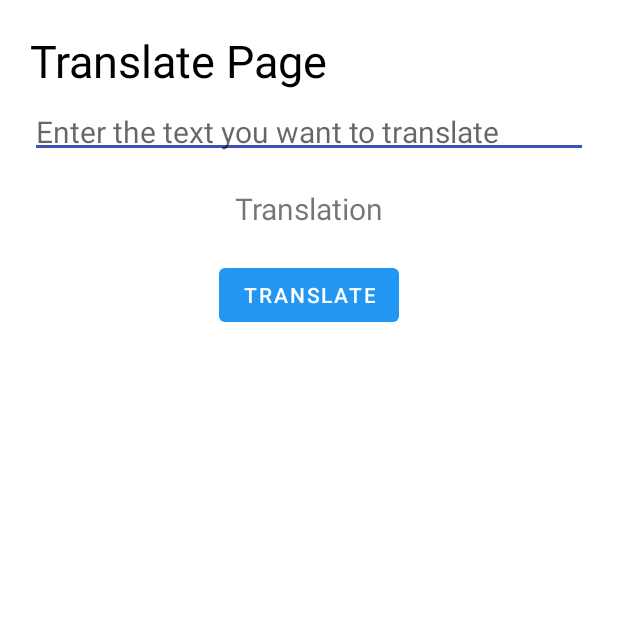
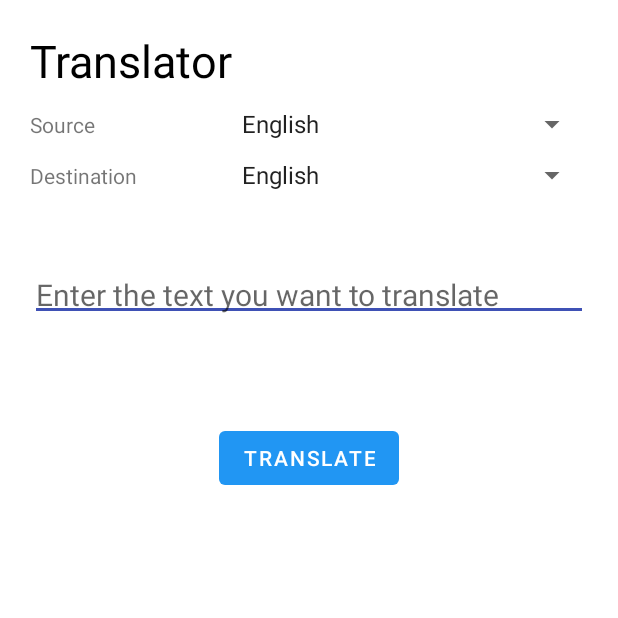
Before and after one commit to nguyenngocduc0027/TravelApp, an Android app: the fragment TranslateFragment shown on its own in the app's theme, on a phone screen of 412 x 824 dp, the top half of it. Run offline under Robolectric (Android 15) with nearby library versions, the phone set to English and light mode, and no system bars; libraries missing offline, so code that uses them is left out: com.google.mlkit.common, com.google.mlkit.nl; 6 statements that could not run were skipped.

Commit message:
minimum functionality of translator

```diff
--- a/app/src/main/java/com/example/travelapp/fragment/TranslateFragment.java
+++ b/app/src/main/java/com/example/travelapp/fragment/TranslateFragment.java
@@ -9,8 +9,12 @@ import androidx.fragment.app.Fragment;
 import android.view.LayoutInflater;
 import android.view.View;
 import android.view.ViewGroup;
+import android.widget.AdapterView;
+import android.widget.ArrayAdapter;
+import android.widget.AutoCompleteTextView;
 import android.widget.Button;
 import android.widget.EditText;
+import android.widget.Spinner;
 import android.widget.TextView;
 
 import com.example.travelapp.R;
@@ -20,13 +24,20 @@ import com.google.mlkit.nl.translate.Translation;
 import com.google.mlkit.nl.translate.Translator;
 import com.google.mlkit.nl.translate.TranslatorOptions;
 
+import java.util.Arrays;
+
 public class TranslateFragment extends Fragment {
 
     private TranslatorOptions tlOptions;
-    private Translator germanVietnameseTranslator;
+    private Translator translator;
     private TextView translatedTextView;
     private EditText edtTxt;
     private Button translateBtn;
+    private Spinner srcLngSpinner;
+    private Spinner destLngSpinner;
+
+    private String selectedSrcLanguage = TranslateLanguage.GERMAN;
+    private String selectedDestLanguage = TranslateLanguage.VIETNAMESE;
 
     @Nullable
     @Override
@@ -34,17 +45,15 @@ public class TranslateFragment extends Fragment {
         View translate_fragment_view = inflater.inflate(R.layout.fragment_translate, container, false);
 
         //code new here
-        tlOptions = new TranslatorOptions.Builder()
-                .setSourceLanguage(TranslateLanguage.GERMAN)
-                .setTargetLanguage(TranslateLanguage.VIETNAMESE)
-                .build();
-
-        germanVietnameseTranslator = Translation.getClient(tlOptions);
-        getLifecycle().addObserver(germanVietnameseTranslator);
+        setTranslateOptions();
+        setTranslator();
+        getLifecycle().addObserver(translator);
 
         edtTxt = translate_fragment_view.findViewById(R.id.idEdtLanguage);
         translatedTextView = translate_fragment_view.findViewById(R.id.idTVTranslated);
         translateBtn = translate_fragment_view.findViewById(R.id.idBtnTranslate);
+        srcLngSpinner = translate_fragment_view.findViewById(R.id.idSpinnerSrcLang);
+        destLngSpinner = translate_fragment_view.findViewById(R.id.idSpinnerDestLang);
 
         translateBtn.setOnClickListener(new View.OnClickListener() {
             @Override
@@ -52,6 +61,47 @@ public class TranslateFragment extends Fragment {
                 String string = edtTxt.getText().toString();
                 System.out.println(string);
                 downloadModel(string);
+            }
+        });
+
+        ArrayAdapter srcArrayAdapter = ArrayAdapter.createFromResource(getContext(), R.array.languages_array, android.R.layout.simple_spinner_item);
+        ArrayAdapter destArrayAdapter = ArrayAdapter.createFromResource(getContext(), R.array.languages_array, android.R.layout.simple_spinner_item);
+        srcArrayAdapter.setDropDownViewResource(R.layout.dropdown_item);
+        destArrayAdapter.setDropDownViewResource(R.layout.dropdown_item);
+        int srcPos = srcArrayAdapter.getPosition(mapCountryCodeToLanguage(selectedSrcLanguage));
+        int destPos = destArrayAdapter.getPosition(mapCountryCodeToLanguage(selectedDestLanguage));
+
+        srcLngSpinner.setAdapter(srcArrayAdapter);
+        srcLngSpinner.setSelection(srcPos);
+        srcLngSpinner.setOnItemSelectedListener(new AdapterView.OnItemSelectedListener() {
+            @Override
+            public void onItemSelected(AdapterView<?> parent, View view, int position, long id) {
+                selectedSrcLanguage = mapLanguageToCountryCode(parent.getItemAtPosition(position).toString());
+                System.out.println("New source language: " + selectedSrcLanguage);
+                setTranslateOptions();
+                setTranslator();
+            }
+
+            @Override
+            public void onNothingSelected(AdapterView<?> parent) {
+
+            }
+        });
+
+        destLngSpinner.setAdapter(destArrayAdapter);
+        destLngSpinner.setSelection(destPos);
+        destLngSpinner.setOnItemSelectedListener(new AdapterView.OnItemSelectedListener() {
+            @Override
+            public void onItemSelected(AdapterView<?> parent, View view, int position, long id) {
+                selectedDestLanguage = mapLanguageToCountryCode(parent.getItemAtPosition(position).toString());
+                System.out.println("New destination language: " + selectedDestLanguage);
+                setTranslateOptions();
+                setTranslator();
+            }
+
+            @Override
+            public void onNothingSelected(AdapterView<?> parent) {
+
             }
         });
 
@@ -63,7 +113,7 @@ public class TranslateFragment extends Fragment {
         DownloadConditions conditions = new DownloadConditions.Builder()
                 .requireWifi()
                 .build();
-        germanVietnameseTranslator.downloadModelIfNeeded(conditions)
+        translator.downloadModelIfNeeded(conditions)
                 .addOnSuccessListener(
                         unused -> {
                             translate(input);
@@ -77,7 +127,7 @@ public class TranslateFragment extends Fragment {
     }
 
     private void translate(String input) {
-        germanVietnameseTranslator.translate(input)
+        translator.translate(input)
                 .addOnSuccessListener(s -> {
                     System.out.println("Translation successful!");
                     translatedTextView.setText(s);
@@ -87,4 +137,33 @@ public class TranslateFragment extends Fragment {
                     System.out.println("Translation failed:" + e.getMessage());
                 });
     }
+
+    private void setTranslateOptions() {
+        tlOptions = new TranslatorOptions.Builder()
+                .setSourceLanguage(selectedSrcLanguage)
+                .setTargetLanguage(selectedDestLanguage)
+                .build();
+    }
+
+    private void setTranslator() {
+        translator = Translation.getClient(tlOptions);
+    }
+
+    private String mapLanguageToCountryCode(String language) {
+        switch(language.toLowerCase()) {
+            case "german": return TranslateLanguage.GERMAN;
+            case "vietnamese": return TranslateLanguage.VIETNAMESE;
+            case "english": return TranslateLanguage.ENGLISH;
+        }
+        return TranslateLanguage.ENGLISH;
+    }
+
+    private String mapCountryCodeToLanguage(String countryCode) {
+        switch (countryCode) {
+            case "de": return "German";
+            case "vi": return "Vietnamese";
+            case "en": return "English";
+        }
+        return "English";
+    }
 }
--- /dev/null
+++ b/app/src/main/res/layout/dropdown_item.xml
@@ -0,0 +1,7 @@
+<TextView
+    android:id="@+id/textView"
+    android:layout_width="match_parent"
+    android:layout_height="wrap_content"
+    android:text="TextView"
+    android:padding="14dp"
+    xmlns:android="http://schemas.android.com/apk/res/android"/>
--- a/app/src/main/res/layout/fragment_translate.xml
+++ b/app/src/main/res/layout/fragment_translate.xml
@@ -7,12 +7,15 @@
     android:padding="20dp">
 
     <TextView
+        android:id="@+id/idHeaderTranslate"
         android:layout_width="wrap_content"
         android:layout_height="wrap_content"
         android:textColor="@color/black"
-        android:text="Translate Page"
+        android:text="Translator"
         android:textSize="30sp"
-        tools:ignore="HardcodedText" />
+        tools:ignore="HardcodedText"
+        android:layout_marginBottom="10sp"
+        />
 
     <EditText
         android:id="@+id/idEdtLanguage"
@@ -22,7 +25,8 @@
         android:hint="Enter the text you want to translate"
         android:padding="4dp"
         android:textColor="@color/black"
-        android:textSize="20sp"/>
+        android:textSize="20sp"
+        android:layout_below="@id/destLang"/>
 
     <Button
         android:id="@+id/idBtnTranslate"
@@ -40,8 +44,49 @@
         android:layout_centerHorizontal="true"
         android:layout_margin="20dp"
         android:gravity="center_horizontal"
-        android:text="Translation"
+        android:text=""
         android:textAlignment="center"
         android:textSize="20sp"/>
 
+    <LinearLayout
+        android:id="@+id/sourceLang"
+        android:layout_width="match_parent"
+        android:layout_height="wrap_content"
+        android:layout_below="@id/idHeaderTranslate">
+        <TextView
+            android:id="@+id/labelSourceLang"
+            android:layout_width="200px"
+            android:layout_height="wrap_content"
+            android:text="Source"
+            />
+
+        <Spinner
+            android:id="@+id/idSpinnerSrcLang"
+            android:layout_width="match_parent"
+            android:layout_height="wrap_content"
+            android:layout_below="@id/labelSourceLang"
+            />
+    </LinearLayout>
+
+    <LinearLayout
+        android:id="@+id/destLang"
+        android:layout_width="match_parent"
+        android:layout_height="wrap_content"
+        android:layout_below="@id/sourceLang"
+        android:layout_marginTop="10sp">
+        <TextView
+            android:id="@+id/labelDestLang"
+            android:layout_width="200px"
+            android:layout_height="wrap_content"
+            android:text="Destination"
+            />
+
+        <Spinner
+            android:id="@+id/idSpinnerDestLang"
+            android:layout_width="match_parent"
+            android:layout_height="wrap_content"
+            android:layout_below="@id/labelSourceLang"
+            />
+    </LinearLayout>
+
 </RelativeLayout>
--- a/app/src/main/res/values/strings.xml
+++ b/app/src/main/res/values/strings.xml
@@ -6,4 +6,9 @@
     <string name="hello_blank_fragment">Hello blank fragment</string>
     <string name="title_activity_maps">MapsActivity</string>
     <string name="google_maps_key">AIzaSyDLmJGNCEuN824F9qlnDxzOpTR_P1Qlrmk</string>
+    <string-array name="languages_array">
+        <item>English</item>
+        <item>Vietnamese</item>
+        <item>German</item>
+    </string-array>
 </resources>
```
